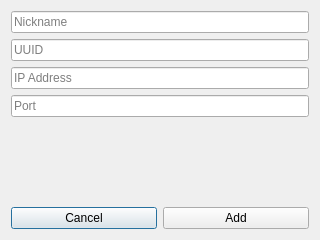
The window that assets/AddContactDialog.ui (Dimaryst/partisanMessenger) describes before a commit, drawn with Qt 5.
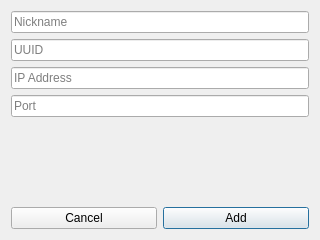
The same window after the commit.

Patch:
```diff
--- a/assets/AddContactDialog.ui
+++ b/assets/AddContactDialog.ui
@@ -81,6 +81,12 @@
        <property name="text">
         <string>Add</string>
        </property>
+       <property name="autoDefault">
+        <bool>false</bool>
+       </property>
+       <property name="default">
+        <bool>true</bool>
+       </property>
       </widget>
      </item>
     </layout>
```
